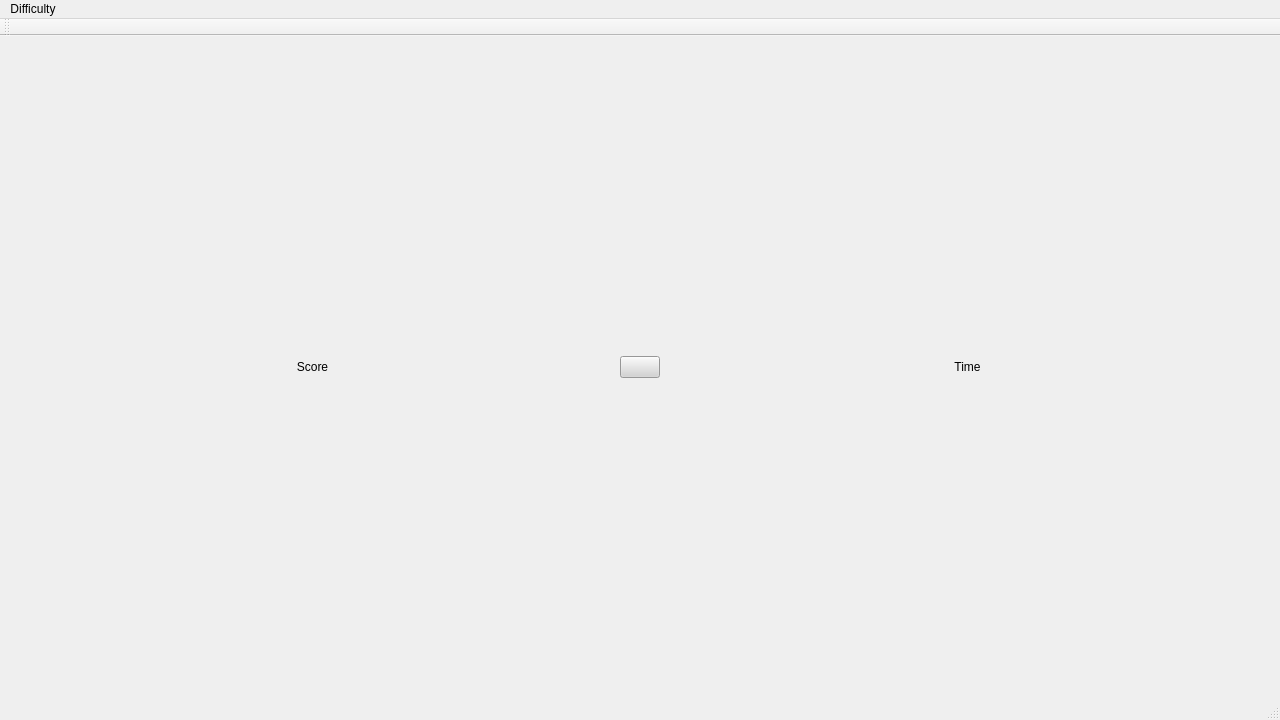
irkm813/QtMineSweeperProject, file QtMineSweeper/QtMineSweeper.ui: the form before one commit.
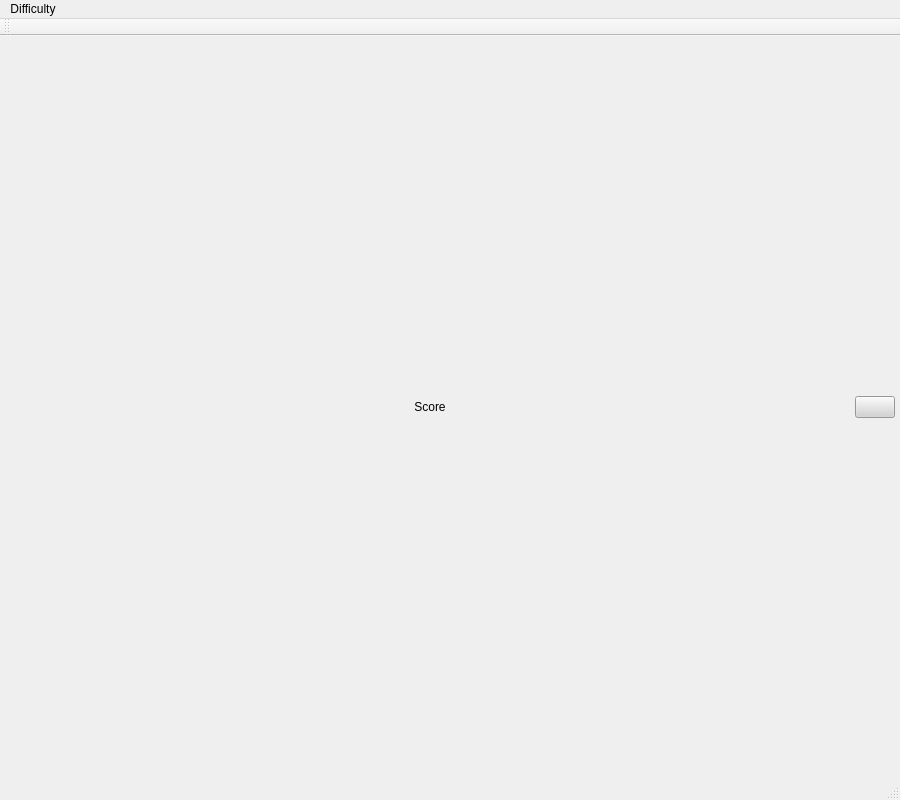
The form after the commit. Icons and pictures are not drawn.

Patch:
```diff
--- a/QtMineSweeper/QtMineSweeper.ui
+++ b/QtMineSweeper/QtMineSweeper.ui
@@ -9,8 +9,8 @@
    <rect>
     <x>0</x>
     <y>0</y>
-    <width>1280</width>
-    <height>720</height>
+    <width>900</width>
+    <height>800</height>
    </rect>
   </property>
   <property name="sizePolicy">
@@ -107,22 +107,6 @@
         </property>
        </widget>
       </item>
-      <item>
-       <widget class="QLabel" name="TimeLabel">
-        <property name="sizePolicy">
-         <sizepolicy hsizetype="Minimum" vsizetype="Fixed">
-          <horstretch>0</horstretch>
-          <verstretch>0</verstretch>
-         </sizepolicy>
-        </property>
-        <property name="text">
-         <string>Time</string>
-        </property>
-        <property name="alignment">
-         <set>Qt::AlignCenter</set>
-        </property>
-       </widget>
-      </item>
      </layout>
     </item>
     <item row="1" column="0">
@@ -139,7 +123,7 @@
     <rect>
      <x>0</x>
      <y>0</y>
-     <width>1280</width>
+     <width>900</width>
      <height>22</height>
     </rect>
    </property>
```
Left out of the diff: 4 changed lines with no effect on the pictures.
